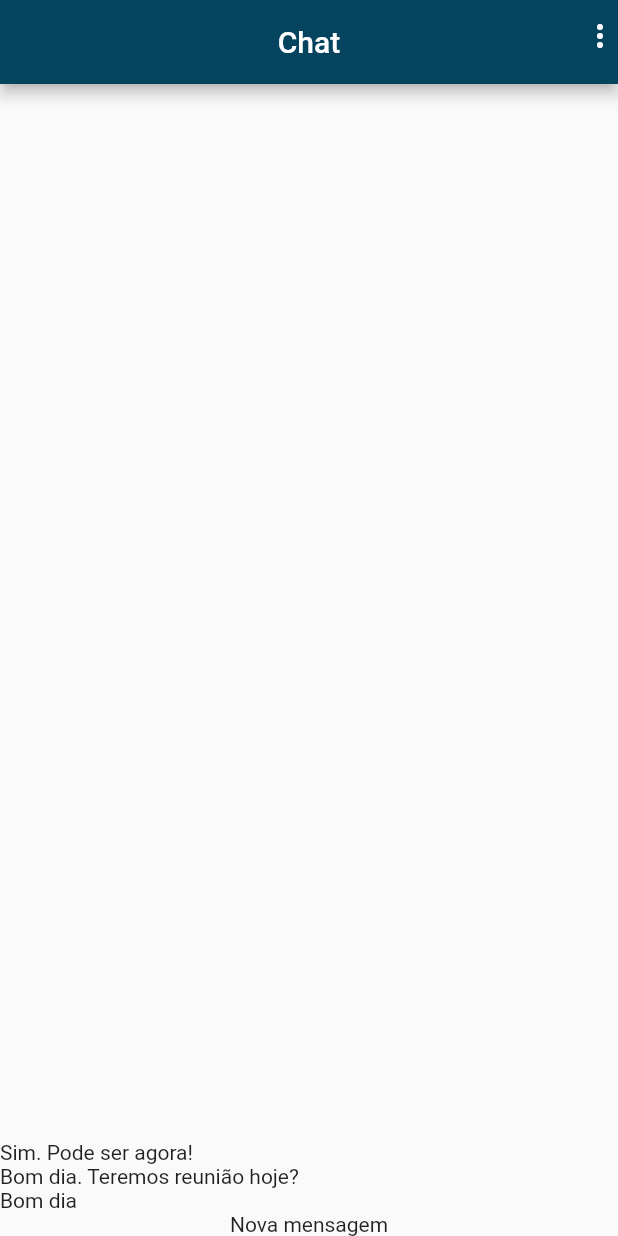
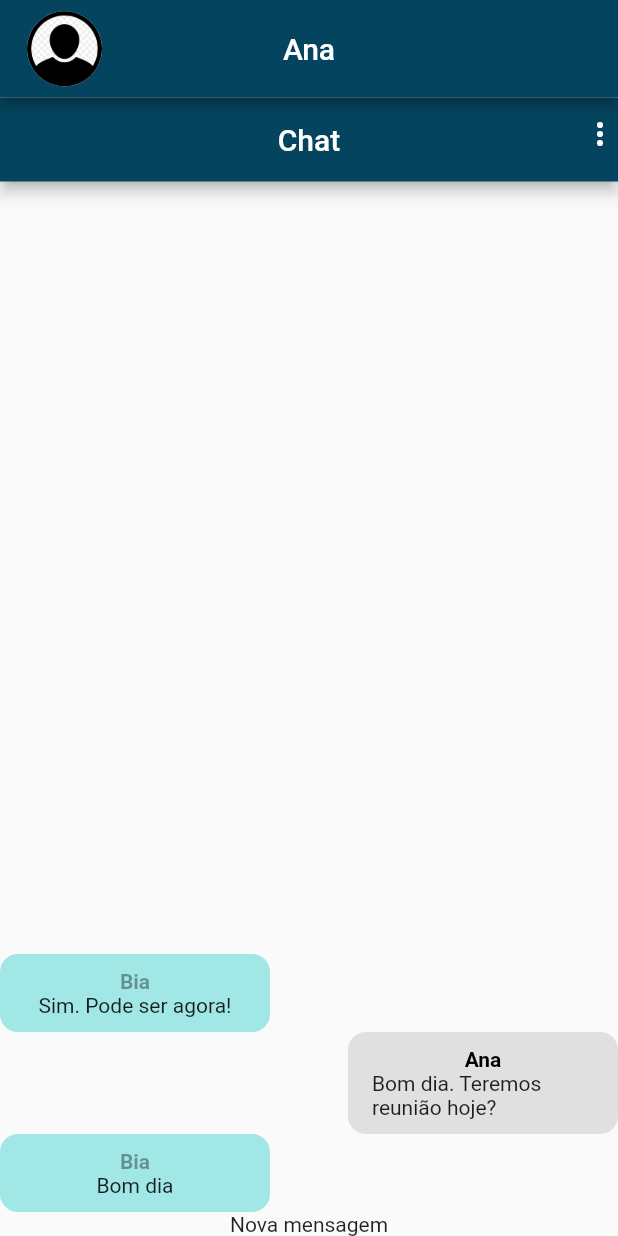
Before and after one commit to marcosmanto/chat_flutter_coder, a Flutter app: the screen it shows after launch, on a phone screen of 412 x 824 dp. Run offline on Flutter 3.47's test engine with Material 2 defaults, Android fonts, the light colour scheme and no system bars; our stand-ins replace image_picker; accounts and stored records are empty.

Commit message:
Started MessagwBubble component.

```diff
--- /dev/null
+++ b/lib/components/message_bubble.dart
@@ -0,0 +1,41 @@
+import 'package:chat_flutter_coder/core/models/chat_message.dart';
+import 'package:flutter/material.dart';
+
+class MessageBubble extends StatelessWidget {
+  final ChatMessage message;
+  final bool belongsToCurrentUser;
+
+  const MessageBubble(
+      {super.key, required this.message, required this.belongsToCurrentUser});
+
+  @override
+  Widget build(BuildContext context) {
+    return Row(
+      mainAxisAlignment: belongsToCurrentUser
+          ? MainAxisAlignment.end
+          : MainAxisAlignment.start,
+      children: [
+        Container(
+            width: 180,
+            padding: const EdgeInsets.symmetric(vertical: 10, horizontal: 16),
+            decoration: BoxDecoration(
+                color: belongsToCurrentUser
+                    ? Colors.grey[300]
+                    : Theme.of(context).colorScheme.secondary,
+                borderRadius: BorderRadius.circular(12)),
+            child: Column(
+              children: [
+                Text(
+                  message.userName,
+                  style: TextStyle(
+                    color: belongsToCurrentUser ? Colors.black : Colors.black38,
+                    fontWeight: FontWeight.bold,
+                  ),
+                ),
+                Text(message.text),
+              ],
+            )),
+      ],
+    );
+  }
+}
--- a/lib/components/messages.dart
+++ b/lib/components/messages.dart
@@ -1,4 +1,6 @@
+import 'package:chat_flutter_coder/components/message_bubble.dart';
 import 'package:chat_flutter_coder/core/models/chat_message.dart';
+import 'package:chat_flutter_coder/core/services/auth/auth_service.dart';
 import 'package:chat_flutter_coder/core/services/chat/chat_service.dart';
 import 'package:flutter/material.dart';
 
@@ -7,6 +9,8 @@ class Messages extends StatelessWidget {
 
   @override
   Widget build(BuildContext context) {
+    final currentUser = AuthService().currentUser;
+
     return StreamBuilder<List<ChatMessage>>(
       stream: ChatService().messagesStream(),
       builder: (context, snapshot) {
@@ -23,7 +27,11 @@ class Messages extends StatelessWidget {
           return ListView.builder(
             reverse: true,
             itemCount: msgs.length,
-            itemBuilder: (context, index) => Text(msgs[index].text),
+            itemBuilder: (context, index) => MessageBubble(
+              key: ValueKey(msgs[index].id),
+              message: msgs[index],
+              belongsToCurrentUser: currentUser?.id == msgs[index].userId,
+            ),
           );
         }
       },
--- a/lib/core/services/auth/auth_mock_service.dart
+++ b/lib/core/services/auth/auth_mock_service.dart
@@ -8,9 +8,9 @@ import 'package:chat_flutter_coder/core/services/auth/auth_service.dart';
 
 class AuthMockService implements AuthService {
   static const _defaultUser = ChatUser(
-    id: '1',
-    name: 'Teste User',
-    email: 'teste@mm.com',
+    id: '456', //'1',
+    name: 'Ana', //'Teste User',
+    email: 'ana@mm.com',
     imageURL: 'assets/images/avatar.png',
   );
 
--- a/lib/pages/auth_or_app_page.dart
+++ b/lib/pages/auth_or_app_page.dart
@@ -16,7 +16,7 @@ class AuthOrAppPage extends StatelessWidget {
     return StreamBuilder<ChatUser?>(
       stream: AuthService().userChanges,
       builder: (context, snapshot) => Scaffold(
-        /*appBar: AppBar(
+        appBar: AppBar(
           centerTitle: true,
           toolbarHeight: 65,
           leading: Align(
@@ -49,7 +49,7 @@ class AuthOrAppPage extends StatelessWidget {
             snapshot.data?.name ?? 'Not logged',
             style: const TextStyle(color: Colors.white),
           ),
-        ),*/
+        ),
         body: snapshot.connectionState == ConnectionState.waiting
             ? const LoadingPage()
             : snapshot.hasData
```
